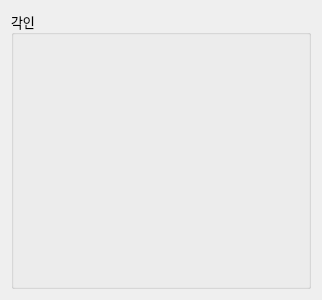
First picture: the form in Profile/ui/engrave_widget.ui, repository Wseop/Qt_LoaTools, before the edit.
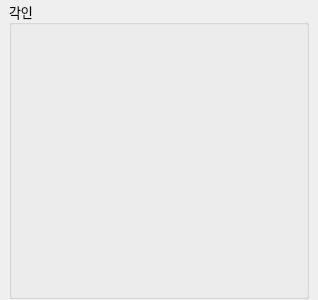
Second picture: the form after the edit.

The edit to the form file:
```diff
--- a/Profile/ui/engrave_widget.ui
+++ b/Profile/ui/engrave_widget.ui
@@ -20,6 +20,21 @@
    <string>Form</string>
   </property>
   <layout class="QHBoxLayout" name="horizontalLayout">
+   <property name="spacing">
+    <number>1</number>
+   </property>
+   <property name="leftMargin">
+    <number>1</number>
+   </property>
+   <property name="topMargin">
+    <number>1</number>
+   </property>
+   <property name="rightMargin">
+    <number>1</number>
+   </property>
+   <property name="bottomMargin">
+    <number>1</number>
+   </property>
    <item>
     <widget class="QGroupBox" name="groupEngrave">
      <property name="minimumSize">
```
